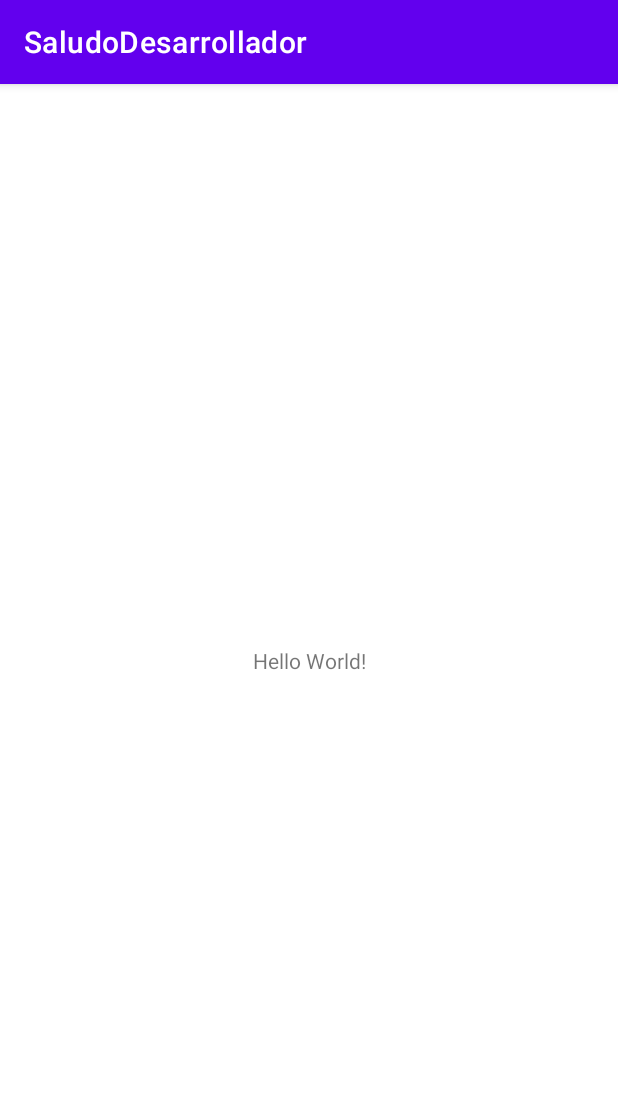
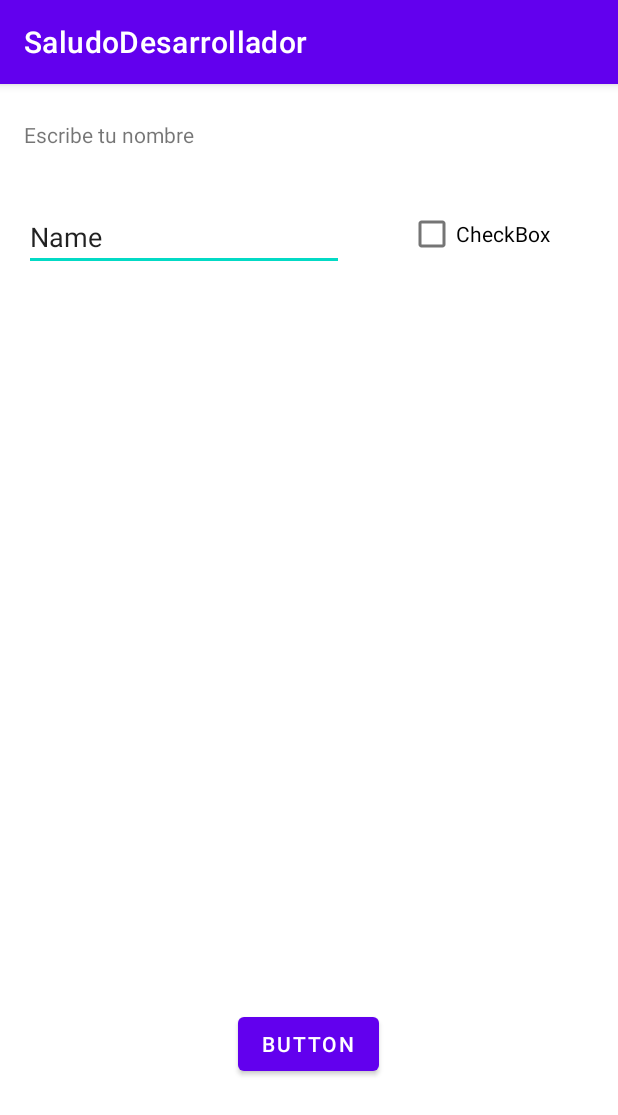
Before and after one commit to HildaPech/A-SaludoDesarrollador, an Android app: the screen it shows after launch (MainActivity), on a phone screen of 412 x 824 dp. Shown: the top 1115 px of the screen. Run offline under Robolectric (Android 15) with nearby library versions, the phone set to English and light mode, and no system bars.

Commit message:
Video2_ConstraintLayout

```diff
--- a/app/src/main/res/layout/activity_main.xml
+++ b/app/src/main/res/layout/activity_main.xml
@@ -7,12 +7,50 @@
     tools:context=".MainActivity">
 
     <TextView
+        android:id="@+id/textView2"
         android:layout_width="wrap_content"
         android:layout_height="wrap_content"
-        android:text="Hello World!"
-        app:layout_constraintBottom_toBottomOf="parent"
+        android:layout_marginTop="24dp"
+        android:text="Escribe tu nombre"
+        app:layout_constraintHorizontal_bias="0.053"
         app:layout_constraintLeft_toLeftOf="parent"
         app:layout_constraintRight_toRightOf="parent"
         app:layout_constraintTop_toTopOf="parent" />
 
+    <Button
+        android:id="@+id/button"
+        android:layout_width="wrap_content"
+        android:layout_height="wrap_content"
+        android:layout_marginBottom="104dp"
+        android:text="Button"
+        app:layout_constraintBottom_toBottomOf="parent"
+        app:layout_constraintEnd_toEndOf="parent"
+        app:layout_constraintHorizontal_bias="0.498"
+        app:layout_constraintStart_toStartOf="parent" />
+
+    <EditText
+        android:id="@+id/editTextTextPersonName"
+        android:layout_width="wrap_content"
+        android:layout_height="wrap_content"
+        android:layout_marginStart="16dp"
+        android:layout_marginTop="36dp"
+        android:ems="10"
+        android:inputType="textPersonName"
+        android:text="Name"
+        app:layout_constraintBottom_toBottomOf="parent"
+        app:layout_constraintStart_toStartOf="parent"
+        app:layout_constraintTop_toBottomOf="@+id/textView2"
+        app:layout_constraintVertical_bias="0.0" />
+
+    <CheckBox
+        android:id="@+id/checkBox"
+        android:layout_width="wrap_content"
+        android:layout_height="wrap_content"
+        android:layout_marginTop="76dp"
+        android:text="CheckBox"
+        app:layout_constraintEnd_toEndOf="parent"
+        app:layout_constraintHorizontal_bias="0.483"
+        app:layout_constraintStart_toEndOf="@+id/editTextTextPersonName"
+        app:layout_constraintTop_toTopOf="parent" />
+
 </androidx.constraintlayout.widget.ConstraintLayout>
```
